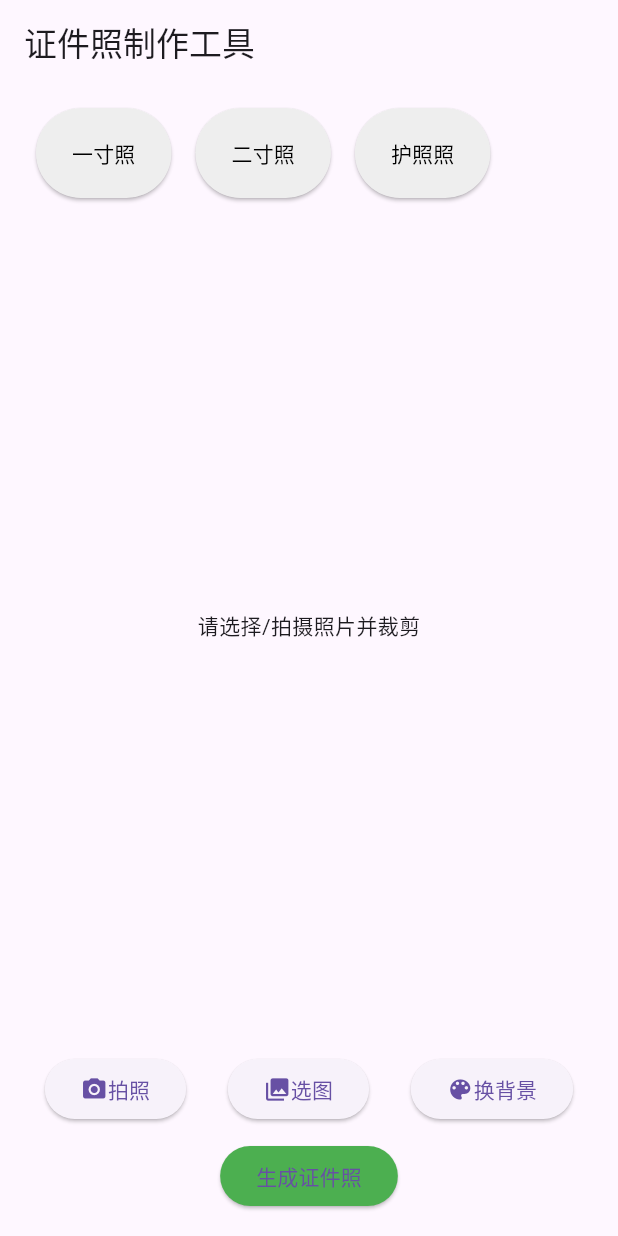
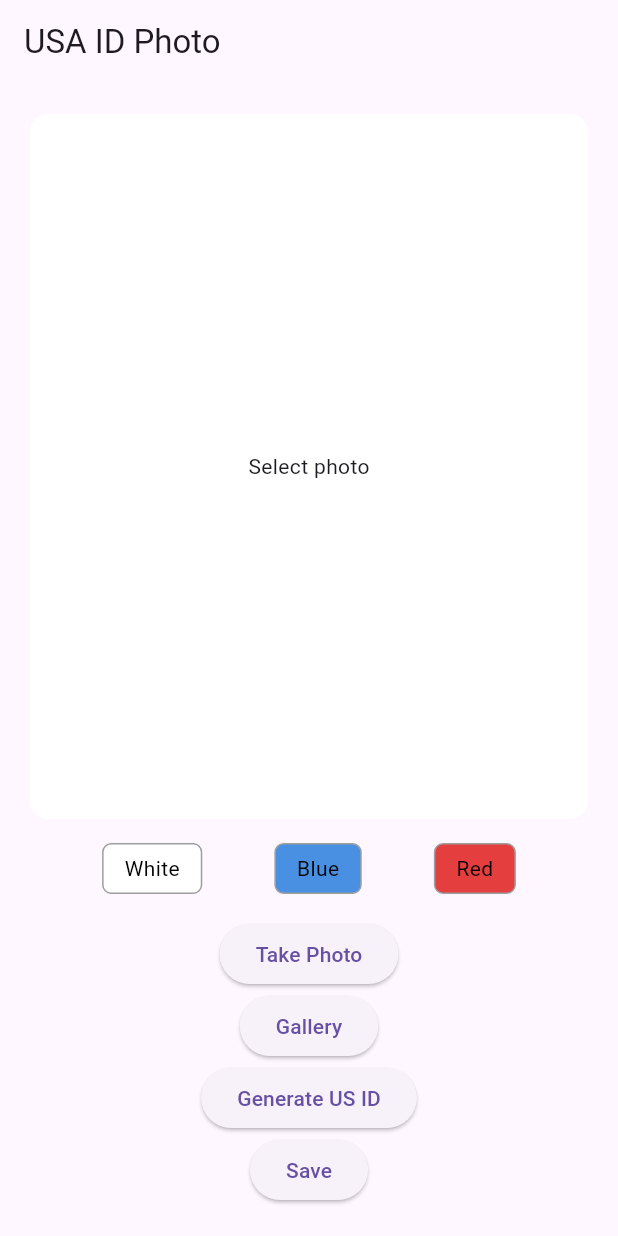
Before and after one commit to taohua656/flutter-photo, a Flutter app: the screen it shows after launch, on a phone screen of 412 x 824 dp. Run offline on Flutter 3.47's test engine with Material 3 defaults, Android fonts, the phone set to English and light mode, and no system bars; our stand-ins replace gallery_saver, image_picker.

Commit message:
us idphoto maker

```diff
--- a/lib/main.dart
+++ b/lib/main.dart
@@ -1,10 +1,9 @@
 import 'dart:io';
 import 'package:flutter/material.dart';
 import 'package:image_picker/image_picker.dart';
-import 'package:image_cropper/image_cropper.dart';
-import 'package:flutter_colorpicker/flutter_colorpicker.dart';
 import 'package:image/image.dart' as img;
 import 'package:path_provider/path_provider.dart';
+import 'package:gallery_saver/gallery_saver.dart';
 
 void main() {
   runApp(const MyApp());
@@ -16,194 +15,186 @@ class MyApp extends StatelessWidget {
   @override
   Widget build(BuildContext context) {
     return MaterialApp(
-      title: '证件照制作',
-      theme: ThemeData(primarySwatch: Colors.blue),
-      home: const IdPhotoPage(),
+      title: 'US ID Photo Maker',
+      theme: ThemeData(useMaterial3: true),
+      debugShowCheckedModeBanner: false,
+      home: const HomePage(),
     );
   }
 }
 
-class IdPhotoPage extends StatefulWidget {
-  const IdPhotoPage({super.key});
+// 美国官方证件标准 2×2 inch 600×600
+class UsPhotoRule {
+  static const int photoW = 600;
+  static const int photoH = 600;
+
+  static const Color whiteBg = Color(0xFFFFFFFF);
+  static const Color blueBg = Color(0xFF4A90E2);
+  static const Color redBg = Color(0xFFE53E3E);
+}
+
+class HomePage extends StatefulWidget {
+  const HomePage({super.key});
 
   @override
-  State<IdPhotoPage> createState() => _IdPhotoPageState();
+  State<HomePage> createState() => _HomePageState();
 }
 
-class _IdPhotoPageState extends State<IdPhotoPage> {
-  File? _imageFile;
-  Color _bgColor = Colors.white;
+class _HomePageState extends State<HomePage> {
+  final ImagePicker _picker = ImagePicker();
+  File? _sourceImage;
+  File? _resultImage;
+  Color _curBg = UsPhotoRule.whiteBg;
 
-  final List<Map<String, dynamic>> _sizes = [
-    {"name": "一寸照", "width": 295, "height": 413},
-    {"name": "二寸照", "width": 413, "height": 531},
-    {"name": "护照照", "width": 354, "height": 472},
-  ];
+  // 选择图片
+  Future<void> pickImage(ImageSource source) async {
+    final XFile? xFile = await _picker.pickImage(source: source);
+    if (xFile == null) return;
+    setState(() {
+      _sourceImage = File(xFile.path);
+      _resultImage = null;
+    });
+  }
 
-  Map<String, dynamic>? _selectedSize;
+  // 生成美国标准证件照
+  Future<void> generateIdPhoto() async {
+    if (_sourceImage == null) return;
+    _showLoading();
 
-  Future<void> _pickImage(ImageSource source) async {
-    final picker = ImagePicker();
-    final pickedFile = await picker.pickImage(source: source);
-    if (pickedFile != null) {
-      _cropImage(File(pickedFile.path));
+    final bytes = await _sourceImage!.readAsBytes();
+    final origin = img.decodeImage(bytes);
+    if (origin == null) {
+      _closeLoading();
+      return;
+    }
+
+    // 固定美区尺寸
+    final resized = img.copyResize(
+      origin,
+      width: UsPhotoRule.photoW,
+      height: UsPhotoRule.photoH,
+    );
+
+    // 纯色背景画布
+    final bgCanvas = img.Image(UsPhotoRule.photoW, UsPhotoRule.photoH);
+    bgCanvas.fill(
+      img.ColorRgba(
+        _curBg.red,
+        _curBg.green,
+        _curBg.blue,
+        255,
+      ),
+    );
+
+    // 合成
+    img.compositeImage(bgCanvas, resized);
+
+    // 写入临时文件
+    final tempDir = await getTemporaryDirectory();
+    final saveFile = File("${tempDir.path}/us_id_photo_result.png");
+    await saveFile.writeAsBytes(img.encodePng(bgCanvas));
+
+    setState(() => _resultImage = saveFile);
+    _closeLoading();
+  }
+
+  // 保存相册
+  Future<void> saveToAlbum() async {
+    if (_resultImage == null) return;
+    await GallerySaver.saveImage(_resultImage!.path);
+    if (mounted) {
+      ScaffoldMessenger.of(context).showSnackBar(
+        const SnackBar(content: Text("Save Success")),
+      );
     }
   }
 
-  Future<void> _cropImage(File image) async {
-    if (_selectedSize == null) {
-      ScaffoldMessenger.of(context).showSnackBar(
-        const SnackBar(content: Text('请先选择证件照尺寸')),
+  void _showLoading() {
+    showDialog(
+      context: context,
+      barrierDismissible: false,
+      builder: (_) => const Center(child: CircularProgressIndicator()),
     );
-      return;
   }
 
-    final croppedFile = await ImageCropper().cropImage(
-      sourcePath: image.path,
-      aspectRatio: CropAspectRatio(
-        ratioX: _selectedSize!["width"].toDouble(),
-        ratioY: _selectedSize!["height"].toDouble(),
-      ),
-      uiSettings: [
-        AndroidUiSettings(
-          toolbarTitle: '裁剪证件照',
-          toolbarColor: Colors.blue,
-          toolbarWidgetColor: Colors.white,
-        ),
-        IOSUiSettings(title: '裁剪证件照'),
-      ],
-    );
-
-    if (croppedFile != null) {
-      setState(() {
-        _imageFile = File(croppedFile.path);
-      });
-    }
-  }
-
-  Future<void> _changeBackground() async {
-    if (_imageFile == null) return;
-
-    final imageBytes = await _imageFile!.readAsBytes();
-    final img.Image? originalImage = img.decodeImage(imageBytes);
-    if (originalImage == null) return;
-
-    final newImage = img.Image(
-      width: originalImage.width,
-      height: originalImage.height,
-      backgroundColor: img.ColorRgba8(
-        (_bgColor.r * 255).round(),
-        (_bgColor.g * 255).round(),
-        (_bgColor.b * 255).round(),
-        (_bgColor.a * 255).round(),
-      ),
-    );
-
-    img.compositeImage(newImage, originalImage);
-
-    final tempDir = await getTemporaryDirectory();
-    final tempPath = '${tempDir.path}/id_photo_new.png';
-    await File(tempPath).writeAsBytes(img.encodePng(newImage));
-
-    setState(() {
-      _imageFile = File(tempPath);
-    });
-  }
-
-  void _selectColor() {
-    showDialog(
-      context: context,
-      builder: (context) => AlertDialog(
-        title: const Text('选择背景色'),
-        content: SingleChildScrollView(
-          child: ColorPicker(
-            pickerColor: _bgColor,
-            onColorChanged: (color) => setState(() => _bgColor = color),
-            labelTypes: [],
-          ),
-        ),
-        actions: [
-          TextButton(
-            onPressed: () => Navigator.pop(context),
-            child: const Text('确定'),
-          ),
-        ],
-      ),
-    );
+  void _closeLoading() {
+    if (mounted) Navigator.pop(context);
   }
 
   @override
   Widget build(BuildContext context) {
     return Scaffold(
-      appBar: AppBar(title: const Text('证件照制作工具')),
+      appBar: AppBar(title: const Text("USA ID Photo")),
       body: Padding(
-        padding: const EdgeInsets.all(16.0),
+        padding: const EdgeInsets.all(20),
         child: Column(
           children: [
-            SizedBox(
-              height: 60,
-              child: ListView.builder(
-                scrollDirection: Axis.horizontal,
-                itemCount: _sizes.length,
-                itemBuilder: (context, index) {
-                  final size = _sizes[index];
-                  final isSelected = _selectedSize == size;
-
-                  return Padding(
-                    padding: const EdgeInsets.symmetric(horizontal: 8.0),
-                    child: ElevatedButton(
-                      style: ElevatedButton.styleFrom(
-                        backgroundColor: isSelected ? Colors.blue : Colors.grey[200],
-                        foregroundColor: isSelected ? Colors.white : Colors.black,
+            Expanded(
+              child: Container(
+                width: double.infinity,
+                decoration: BoxDecoration(
+                  color: _curBg,
+                  borderRadius: BorderRadius.circular(12),
                 ),
-                      onPressed: () => setState(() {
-                        _selectedSize = size;
-                      }),
-                      child: Text(size["name"]),
-                    ),
-                  );
-                },
+                child: _resultImage != null
+                    ? Image.file(_resultImage!, fit: BoxFit.contain)
+                    : _sourceImage != null
+                        ? Image.file(_sourceImage!, fit: BoxFit.contain)
+                        : const Center(child: Text("Select photo")),
               ),
             ),
-            const SizedBox(height: 20),
-            Expanded(
-              child: _imageFile == null
-                  ? const Center(child: Text('请选择/拍摄照片并裁剪'))
-                  : Image.file(_imageFile!),
+            const SizedBox(height: 16),
+            Row(
+              mainAxisAlignment: MainAxisAlignment.spaceEvenly,
+              children: [
+                _bgBtn("White", UsPhotoRule.whiteBg),
+                _bgBtn("Blue", UsPhotoRule.blueBg),
+                _bgBtn("Red", UsPhotoRule.redBg),
+              ],
             ),
-            const SizedBox(height: 20),
-            Row(
-              mainAxisAlignment: MainAxisAlignment.spaceAround,
+            const SizedBox(height: 16),
+            SizedBox(
+              width: double.infinity,
+              child: Column(
+                gap: 10,
                 children: [
                   ElevatedButton(
-                  onPressed: () => _pickImage(ImageSource.camera),
-                  child: const Row(
-                    children: [Icon(Icons.camera_alt), Text('拍照')],
-                  ),
+                    onPressed: () => pickImage(ImageSource.camera),
+                    child: const Text("Take Photo"),
                   ),
                   ElevatedButton(
-                  onPressed: () => _pickImage(ImageSource.gallery),
-                  child: const Row(
-                    children: [Icon(Icons.photo_library), Text('选图')],
-                  ),
+                    onPressed: () => pickImage(ImageSource.gallery),
+                    child: const Text("Gallery"),
                   ),
                   ElevatedButton(
-                  onPressed: _selectColor,
-                  child: const Row(
-                    children: [Icon(Icons.color_lens), Text('换背景')],
+                    onPressed: generateIdPhoto,
+                    child: const Text("Generate US ID"),
                   ),
+                  ElevatedButton(
+                    onPressed: saveToAlbum,
+                    child: const Text("Save"),
                   ),
                 ],
               ),
-            const SizedBox(height: 10),
-            ElevatedButton(
-              style: ElevatedButton.styleFrom(backgroundColor: Colors.green),
-              onPressed: _changeBackground,
-              child: const Text('生成证件照'),
-            ),
+            )
           ],
         ),
       ),
     );
   }
+
+  Widget _bgBtn(String text, Color color) {
+    return GestureDetector(
+      onTap: () => setState(() => _curBg = color),
+      child: Container(
+        padding: const EdgeInsets.symmetric(horizontal: 14, vertical: 6),
+        decoration: BoxDecoration(
+          color: color,
+          border: Border.all(color: Colors.grey),
+          borderRadius: BorderRadius.circular(6),
+        ),
+        child: Text(text, style: const TextStyle(color: Colors.black)),
+      ),
+    );
   }
+}
```
Also changed, not shown: codemagic.yaml (added, +15 -0 lines), lib/constants/photo_size.dart (added, +23 -0 lines), pubspec.yaml (+17 -82 lines), pubspec.lock, 6 other files. Lines whose indentation alone changed are shown as unchanged.
